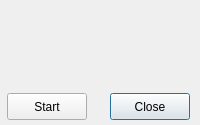
This is 3DMetrics/toollinedialog.ui in IfremerUnderwater/3DMetrics as Qt 5 draws it before an edit. The edited form follows.
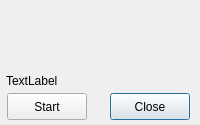
This is the edited form. Icons and pictures are not drawn. Custom widgets are drawn as their Qt base class.

```diff
--- a/3DMetrics/toollinedialog.ui
+++ b/3DMetrics/toollinedialog.ui
@@ -19,7 +19,7 @@
      <x>8</x>
      <y>9</y>
      <width>181</width>
-     <height>80</height>
+     <height>61</height>
     </rect>
    </property>
    <property name="toolTip">
@@ -62,6 +62,19 @@
      <normaloff>ressources/icon_point.png</normaloff>ressources/icon_point.png</iconset>
    </property>
   </widget>
+  <widget class="QLabel" name="msg_label">
+   <property name="geometry">
+    <rect>
+     <x>6</x>
+     <y>72</y>
+     <width>181</width>
+     <height>17</height>
+    </rect>
+   </property>
+   <property name="text">
+    <string>TextLabel</string>
+   </property>
+  </widget>
  </widget>
  <customwidgets>
   <customwidget>
```
